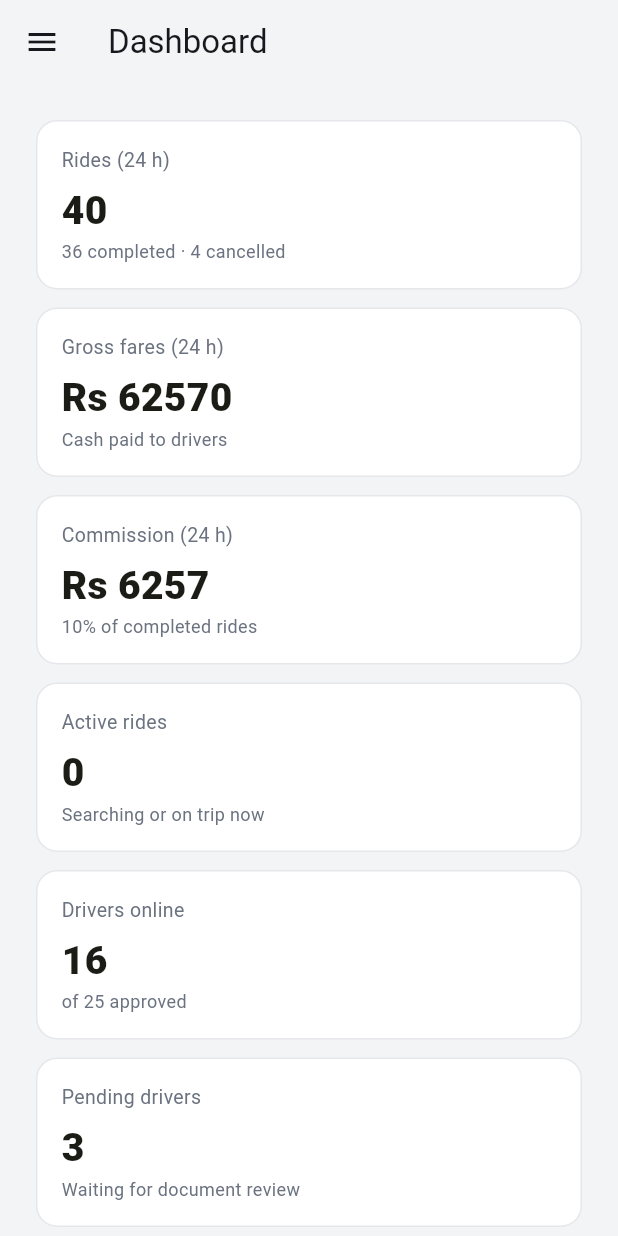
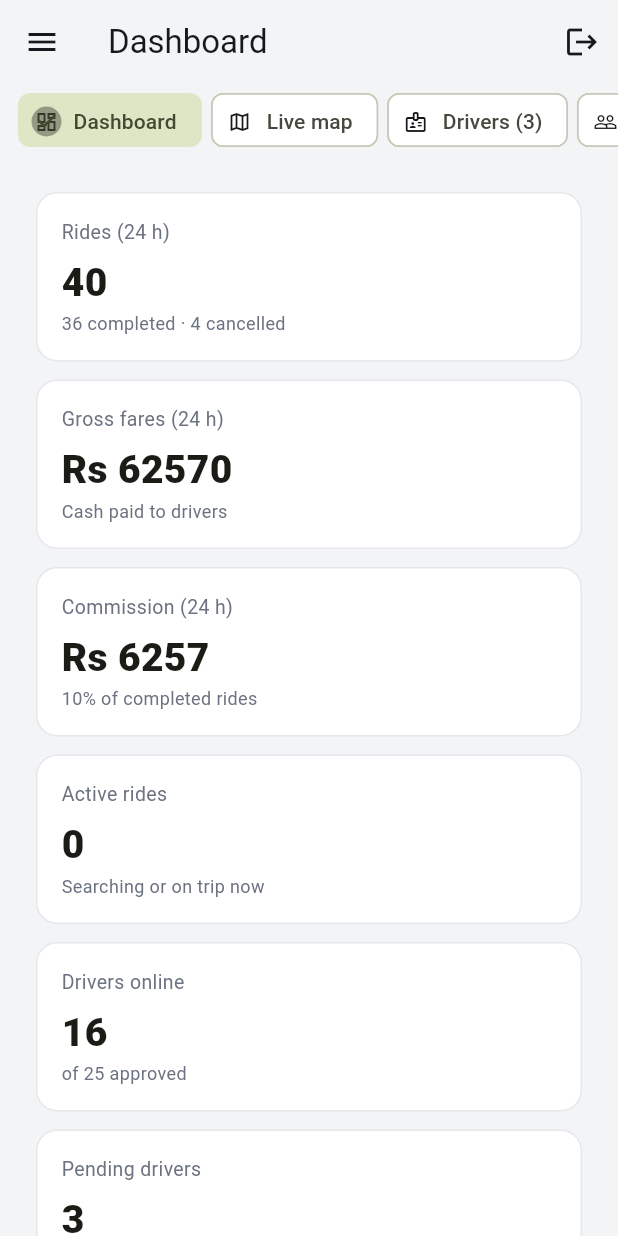
Before and after one commit to miqballhr9-lab/go-ride, a Flutter app: the AdminShell screen opened directly, on a phone screen of 412 x 824 dp. Run offline on Flutter 3.47's test engine with Material 3 defaults, Android fonts, the phone set to English and light mode, and no system bars; our stand-ins replace flutter_map, latlong2; accounts and stored records are empty.

Commit message:
Make control office easier to reach on small screens
- Control office link in the passenger and driver side menu
- Page tabs and sign-out button in the admin app bar on narrow screens

Co-Authored-By: Claude Opus 5.5 <noreply@anthropic.com>
Claude-Session: https://claude.ai/code/session_01BRYDasa9vMcyHgqwWPmJDF

```diff
--- a/lib/admin/admin_shell.dart
+++ b/lib/admin/admin_shell.dart
@@ -122,7 +122,36 @@ class _AdminShellState extends State<AdminShell> {
       drawer: wide ? null : Drawer(child: nav(closeDrawer: true)),
       appBar: wide
           ? null
-          : AppBar(title: Text(page.label), backgroundColor: AppColors.surface),
+          : AppBar(
+              title: Text(page.label),
+              backgroundColor: AppColors.surface,
+              actions: [
+                IconButton(tooltip: 'Sign out', onPressed: store.adminLogout, icon: const Icon(Icons.logout)),
+              ],
+              // Chhoti screen pe saare pages upar tabs mein.
+              bottom: PreferredSize(
+                preferredSize: const Size.fromHeight(48),
+                child: SizedBox(
+                  height: 48,
+                  child: ListView(
+                    scrollDirection: Axis.horizontal,
+                    padding: const EdgeInsets.symmetric(horizontal: 12, vertical: 6),
+                    children: [
+                      for (final p in AdminPage.values)
+                        Padding(
+                          padding: const EdgeInsets.only(right: 6),
+                          child: ChoiceChip(
+                            avatar: Icon(p.icon, size: 16),
+                            label: Text(badge(p) > 0 ? '${p.label} (${badge(p)})' : p.label),
+                            selected: p == page,
+                            onSelected: (_) => go(p),
+                          ),
+                        ),
+                    ],
+                  ),
+                ),
+              ),
+            ),
       body: Row(children: [
         if (wide) nav(),
         Expanded(
--- a/lib/widgets/common.dart
+++ b/lib/widgets/common.dart
@@ -357,6 +357,15 @@ class AppDrawer extends StatelessWidget {
               onTap: () => go(const SafetyScreen()),
             ),
             ListTile(
+              leading: const Icon(Icons.admin_panel_settings_outlined),
+              title: const Text('Control office (demo)'),
+              onTap: () {
+                Navigator.pop(context);
+                store.logout();
+                store.adminLogin(AppStore.adminUsername, AppStore.adminPassword);
+              },
+            ),
+            ListTile(
               leading: const Icon(Icons.logout),
               title: const Text('Log out'),
               onTap: () {
```
